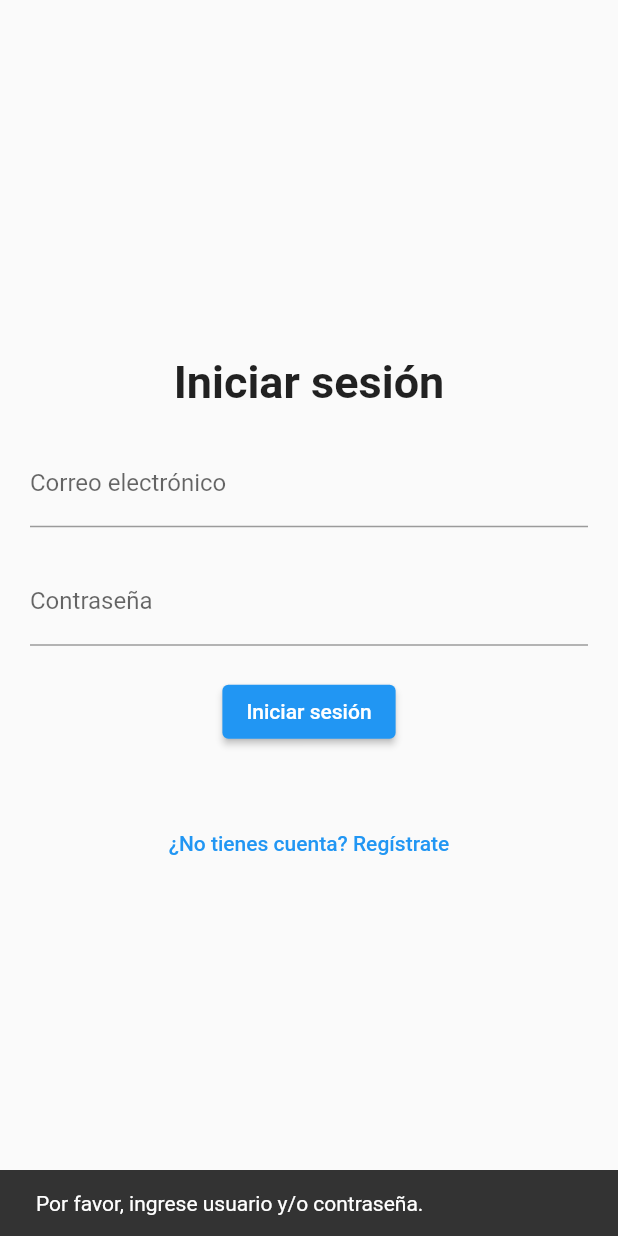
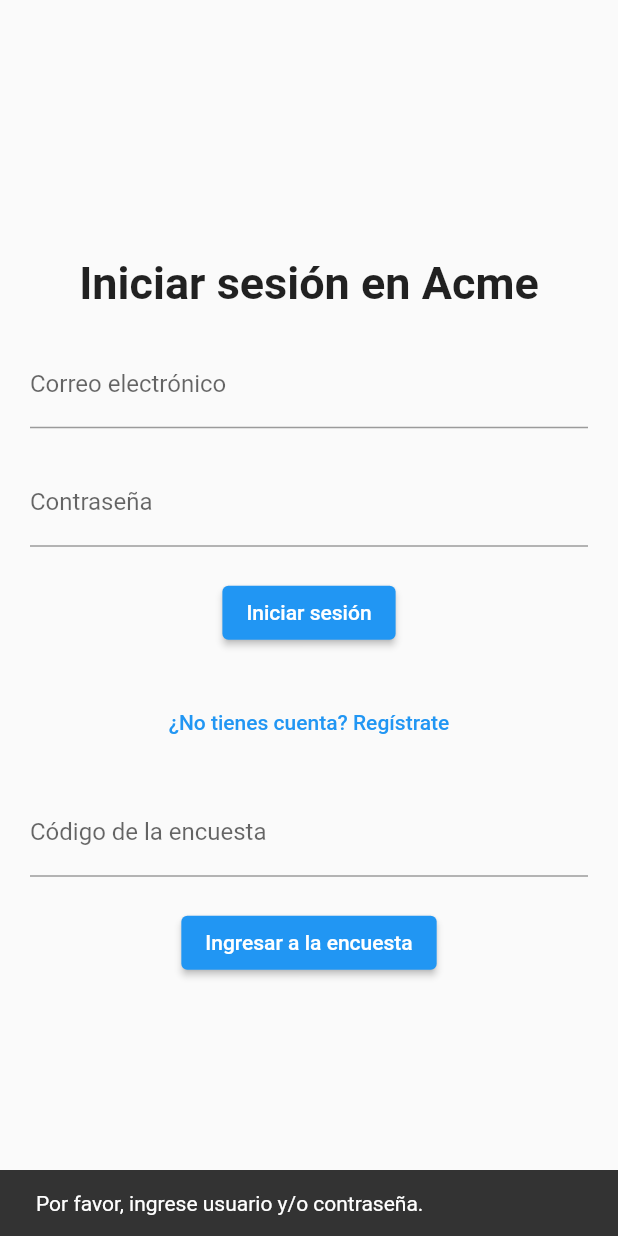
Before and after one commit to esdrasspd/acme, a Flutter app: the screen it shows after launch, after a tap on "Iniciar sesión", on a phone screen of 412 x 824 dp. Run offline on Flutter 3.47's test engine with Material 2 defaults, Android fonts, the phone set to English and light mode, and no system bars; our stand-ins replace cloud_firestore, firebase_auth, firebase_core; accounts and stored records are empty; network calls fail.

Commit message:
subida git hub

```diff
--- /dev/null
+++ b/lib/models/field.dart
@@ -0,0 +1,13 @@
+class Field {
+  final String name;
+  final String title;
+  final bool isRequired;
+  final String type;
+
+  Field({
+    required this.name,
+    required this.title,
+    required this.isRequired,
+    required this.type,
+  });
+}
--- /dev/null
+++ b/lib/models/response.dart
@@ -0,0 +1,11 @@
+import 'package:encuesta/models/answer.dart';
+
+class Response {
+  final String surveyCode;
+  final List<Answer> answers;
+
+  Response({
+    required this.surveyCode,
+    required this.answers,
+  });
+}
--- a/lib/models/survey.dart
+++ b/lib/models/survey.dart
@@ -1,32 +1,19 @@
+import 'package:encuesta/models/field.dart';
+
 class Survey {
   final String? id;
   final String name;
   final String description;
   final List<Field> fields;
-
-  String generateLink() {
-    String appBaseLink = 'myapp://survey/';
-    return appBaseLink + id!;
-  }
+  final String? link;
+  final String? code;
 
   Survey({
     this.id,
     required this.name,
     required this.description,
     required this.fields,
+    this.link,
+    this.code,
   });
 }
-
-class Field {
-  final String name;
-  final String title;
-  final bool isRequired;
-  final String type;
-
-  Field({
-    required this.name,
-    required this.title,
-    required this.isRequired,
-    required this.type,
-  });
-}
--- a/lib/screens/login_screen.dart
+++ b/lib/screens/login_screen.dart
@@ -1,3 +1,5 @@
+import 'package:encuesta/models/survey.dart';
+import 'package:encuesta/screens/fill_survey_screen.dart';
 import 'package:encuesta/screens/home_screen.dart';
 import 'package:encuesta/screens/register_screen.dart';
 import 'package:encuesta/services/firebase_services.dart';
@@ -13,12 +15,21 @@
 
 class _LoginScreenState extends State<LoginScreen> {
   final FirebaseServices _auth = FirebaseServices();
+  List<Survey>? surveys;
 
   final TextEditingController _emailController = TextEditingController();
   final TextEditingController _passwordController = TextEditingController();
+  final TextEditingController _codeController = TextEditingController();
+
+  @override
+  void initState() {
+    super.initState();
+    _getSurveys();
+  }
 
   @override
   void dispose() {
+    _codeController.dispose();
     _emailController.dispose();
     _passwordController.dispose();
     super.dispose();
@@ -35,7 +46,7 @@
         mainAxisAlignment: MainAxisAlignment.center,
         children: [
           const Text(
-            'Iniciar sesión',
+            'Iniciar sesión en Acme',
             style: TextStyle(
               fontSize: 30,
               fontWeight: FontWeight.bold,
@@ -73,7 +84,7 @@
             height: 20,
           ),
           const SizedBox(
-            height: 20,
+            height: 5,
           ),
           TextButton(
             onPressed: () {
@@ -81,6 +92,23 @@
                   MaterialPageRoute(builder: (context) => RegisterScreen()));
             },
             child: const Text('¿No tienes cuenta? Regístrate'),
+          ),
+          const SizedBox(
+            height: 20,
+          ),
+          TextFormField(
+            controller: _codeController,
+            decoration:
+                const InputDecoration(labelText: 'Código de la encuesta '),
+          ),
+          const SizedBox(
+            height: 20,
+          ),
+          ElevatedButton(
+            onPressed: () {
+              _validationCode(surveys!);
+            },
+            child: const Text('Ingresar a la encuesta'),
           ),
         ],
       ),
@@ -99,7 +127,7 @@
             content: Text('Bienvenido ${user.email}'),
           ),
         );
-        Navigator.push(
+        Navigator.pushReplacement(
             context, MaterialPageRoute(builder: (context) => HomeScreen()));
       } else {
         ScaffoldMessenger.of(context).showSnackBar(
@@ -116,4 +144,43 @@
       );
     }
   }
+
+  void _validationCode(List<Survey> surveys) {
+    String code = _codeController.text.trim();
+    Survey? matchingSurvey;
+    print(code);
+    print(surveys.length);
+    // Buscar la encuesta con el código correspondiente
+    if (surveys.isNotEmpty) {
+      try {
+        matchingSurvey = surveys.firstWhere((survey) => survey.code == code);
+      } catch (e) {
+        matchingSurvey = null;
+      }
+    }
+
+    print(matchingSurvey);
+
+    if (matchingSurvey != null) {
+      Navigator.push(
+        context,
+        MaterialPageRoute(
+          builder: (context) => FillSurveyScreen(survey: matchingSurvey!),
+        ),
+      );
+    } else {
+      ScaffoldMessenger.of(context).showSnackBar(
+        const SnackBar(
+          content: Text('Código de encuesta no existe'),
+        ),
+      );
+    }
+  }
+
+  Future<void> _getSurveys() async {
+    List<Survey> fetchedSurveys = await _auth.getSurveys();
+    setState(() {
+      surveys = fetchedSurveys;
+    });
+  }
 }
--- a/lib/screens/register_screen.dart
+++ b/lib/screens/register_screen.dart
@@ -116,7 +116,7 @@
             content: Text('Usuario registrado correctamente'),
           ),
         );
-        Navigator.push(
+        Navigator.pushReplacement(
             context, MaterialPageRoute(builder: (context) => HomeScreen()));
       } else {
         ScaffoldMessenger.of(context).showSnackBar(
--- a/lib/screens/splash_screen.dart
+++ b/lib/screens/splash_screen.dart
@@ -27,7 +27,7 @@
   Widget build(BuildContext context) {
     return Scaffold(
       body: Center(
-          child: Text('Welcome to Flutter', style: TextStyle(fontSize: 24))),
+          child: Text('Bienvenido a Acma', style: TextStyle(fontSize: 24))),
     );
   }
 }
--- a/lib/widgets/dialog_delet_survey.dart
+++ b/lib/widgets/dialog_delet_survey.dart
@@ -32,7 +32,7 @@
           onPressed: () {
             FirebaseServices().deleteSurvey(widget.survey);
             setState(() {
-              Navigator.pushNamed(context, '/home');
+              Navigator.pushReplacementNamed(context, '/home');
             });
           },
           child: const Text('Eliminar'),
--- a/lib/widgets/dialog_field_edit_survey.dart
+++ b/lib/widgets/dialog_field_edit_survey.dart
@@ -1,4 +1,4 @@
-import 'package:encuesta/models/survey.dart';
+import 'package:encuesta/models/field.dart';
 import 'package:flutter/material.dart';
 
 class DialogFieldEditSurvey extends StatefulWidget {
--- a/pubspec.yaml
+++ b/pubspec.yaml
@@ -39,7 +39,9 @@
   firebase_auth:
   cloud_firestore:
   firebase_storage:
-  url_launcher:
+  collection:
+  uuid:
+  flutter_datetime_picker:
 
 dev_dependencies:
   flutter_test:
```
Also changed, not shown: lib/models/answer.dart (added, +9 -0 lines), lib/screens/add_survey_screen.dart (+19 -2 lines), lib/screens/detail_survey_screen.dart (+31 -6 lines), lib/screens/edit_survey_screen.dart (+7 -8 lines), lib/screens/fill_survey_screen.dart (added, +110 -0 lines), lib/screens/home_screen.dart (+6 -5 lines), lib/services/firebase_services.dart (+22 -0 lines), lib/widgets/add_question_dialog.dart (+25 -25 lines), lib/widgets/build_field_widget.dart (added, +73 -0 lines), pubspec.lock, 5 other files.
